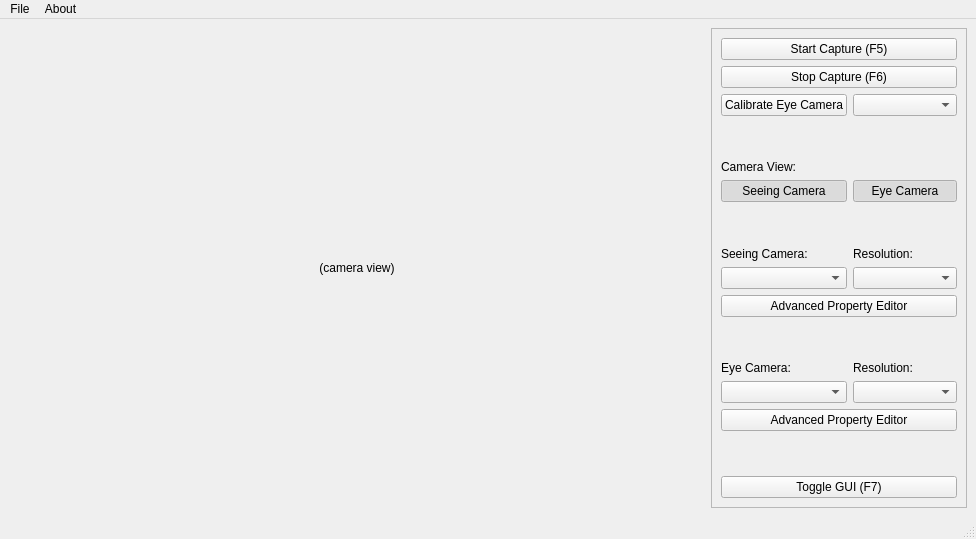
Qt form PyET/ui/main_window.ui (ganesh-git2014/python-eye-tracker) before a commit.
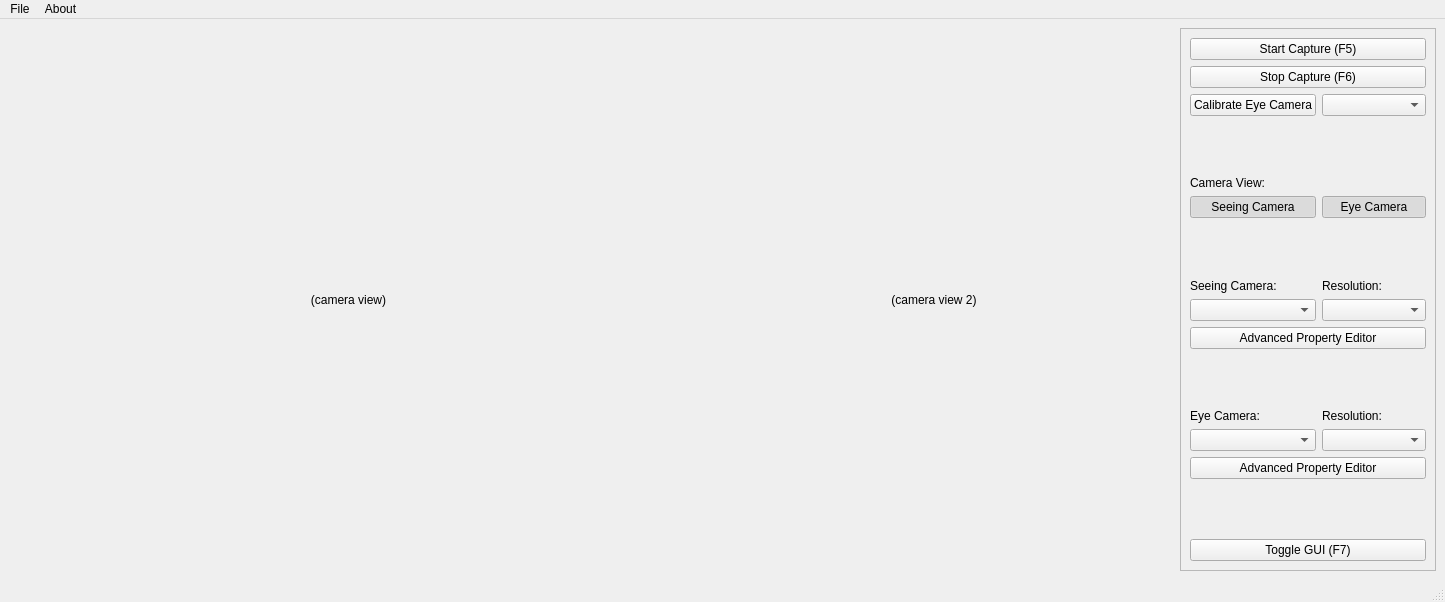
The same form after that commit.

Commit message: Stable version, dual camera view

Diff of the .ui file:
```diff
--- a/PyET/ui/main_window.ui
+++ b/PyET/ui/main_window.ui
@@ -6,8 +6,8 @@
    <rect>
     <x>0</x>
     <y>0</y>
-    <width>976</width>
-    <height>539</height>
+    <width>1445</width>
+    <height>602</height>
    </rect>
   </property>
   <property name="minimumSize">
@@ -21,7 +21,7 @@
   </property>
   <widget class="QWidget" name="centralwidget">
    <layout class="QGridLayout" name="gridLayout_3">
-    <item row="0" column="1">
+    <item row="0" column="3">
      <widget class="QScrollArea" name="scrollArea">
       <property name="sizePolicy">
        <sizepolicy hsizetype="Minimum" vsizetype="Expanding">
@@ -44,7 +44,7 @@
          <x>0</x>
          <y>0</y>
          <width>254</width>
-         <height>478</height>
+         <height>541</height>
         </rect>
        </property>
        <layout class="QVBoxLayout" name="verticalLayout">
@@ -262,7 +262,9 @@
       </widget>
      </widget>
     </item>
-    <item row="0" column="0">
+    <item row="0" column="1">
+     <layout class="QHBoxLayout" name="horizontalLayout">
+      <item>
      <widget class="QLabel" name="cam_view">
       <property name="sizePolicy">
        <sizepolicy hsizetype="Expanding" vsizetype="Expanding">
@@ -284,6 +286,24 @@
       </property>
      </widget>
     </item>
+      <item>
+       <widget class="QLabel" name="cam_view_2">
+        <property name="minimumSize">
+         <size>
+          <width>480</width>
+          <height>360</height>
+         </size>
+        </property>
+        <property name="text">
+         <string>(camera view 2)</string>
+        </property>
+        <property name="alignment">
+         <set>Qt::AlignCenter</set>
+        </property>
+       </widget>
+      </item>
+     </layout>
+    </item>
    </layout>
   </widget>
   <widget class="QMenuBar" name="menubar">
@@ -291,7 +311,7 @@
     <rect>
      <x>0</x>
      <y>0</y>
-     <width>976</width>
+     <width>1445</width>
      <height>21</height>
     </rect>
    </property>
```
Lines whose indentation alone changed are shown as unchanged. The commit also changes 10 other files.
